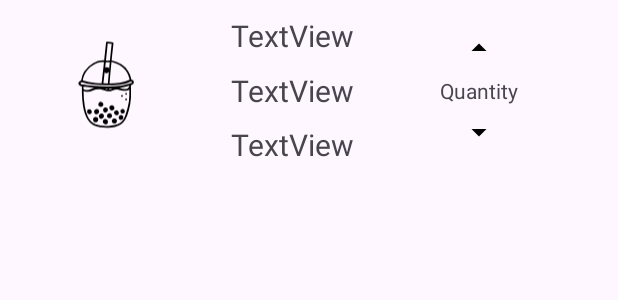
After one commit to Kirisu3/MeowTea, an Android app: the layout milkteaitem.xml on its own in the app's theme, with its tools: preview values and no code run, on a phone screen of 412 x 824 dp. The commit adds this screen. Shown: the top 300 px of the screen. Run offline under Robolectric (Android 15) with nearby library versions, the phone set to English and light mode, and no system bars.

Commit message:
RecyclerView

```diff
--- /dev/null
+++ b/app/src/main/java/com/example/meowtea/ProductData.kt
@@ -0,0 +1,5 @@
+package com.example.meowtea
+data class ProductData(var img : Int,
+                       var name: String,
+                       var description: String,
+                       var price: String)
--- /dev/null
+++ b/app/src/main/res/drawable/arrow_down.xml
@@ -0,0 +1,5 @@
+<vector android:height="24dp" android:tint="#000000"
+    android:viewportHeight="24" android:viewportWidth="24"
+    android:width="24dp" xmlns:android="http://schemas.android.com/apk/res/android">
+    <path android:fillColor="@android:color/white" android:pathData="M7,10l5,5 5,-5z"/>
+</vector>
--- /dev/null
+++ b/app/src/main/res/drawable/arrow_up.xml
@@ -0,0 +1,5 @@
+<vector android:height="24dp" android:tint="#000000"
+    android:viewportHeight="24" android:viewportWidth="24"
+    android:width="24dp" xmlns:android="http://schemas.android.com/apk/res/android">
+    <path android:fillColor="@android:color/white" android:pathData="M7,14l5,-5 5,5z"/>
+</vector>
--- /dev/null
+++ b/app/src/main/res/layout/milkteaitem.xml
@@ -0,0 +1,94 @@
+<?xml version="1.0" encoding="utf-8"?>
+<androidx.constraintlayout.widget.ConstraintLayout xmlns:android="http://schemas.android.com/apk/res/android"
+    xmlns:app="http://schemas.android.com/apk/res-auto"
+    xmlns:tools="http://schemas.android.com/tools"
+    android:layout_width="match_parent"
+    android:layout_height="wrap_content"
+    android:layout_marginStart="10dp"
+    android:layout_marginEnd="10dp"
+    android:layout_marginTop="10dp"
+    >
+
+
+    <ImageView
+        android:id="@+id/ivProduct"
+        android:layout_width="wrap_content"
+        android:layout_height="90dp"
+        app:layout_constraintBottom_toBottomOf="parent"
+        app:layout_constraintStart_toStartOf="parent"
+        app:layout_constraintTop_toTopOf="parent"
+        android:layout_marginStart="30dp"
+        android:layout_marginTop="10dp"
+        android:layout_marginEnd="10dp"
+        app:srcCompat="@drawable/noun_bubble_milk_tea_2216050" />
+
+    <TextView
+        android:id="@+id/tvNameofMilkTea"
+        android:layout_width="wrap_content"
+        android:layout_height="wrap_content"
+        android:text="TextView"
+        app:layout_constraintTop_toTopOf="parent"
+        app:layout_constraintStart_toEndOf="@+id/ivProduct"
+        android:layout_marginStart="50dp"
+        android:textSize="20sp"
+         />
+
+    <TextView
+        android:id="@+id/tvDescription"
+        android:layout_width="wrap_content"
+        android:layout_height="wrap_content"
+        android:text="TextView"
+        app:layout_constraintBottom_toTopOf="@+id/tvPrice"
+        app:layout_constraintTop_toBottomOf="@+id/tvNameofMilkTea"
+        app:layout_constraintStart_toEndOf="@+id/ivProduct"
+        android:layout_marginStart="50dp"
+        android:textSize="20sp"
+        />
+
+
+    <TextView
+        android:id="@+id/tvPrice"
+        android:layout_width="wrap_content"
+        android:layout_height="wrap_content"
+        android:text="TextView"
+        app:layout_constraintBottom_toBottomOf="parent"
+        app:layout_constraintStart_toEndOf="@+id/ivProduct"
+        android:layout_marginStart="50dp"
+        android:textSize="20sp"
+        />
+
+    <ImageView
+        android:id="@+id/imageView5"
+        android:layout_width="wrap_content"
+        android:layout_height="wrap_content"
+        app:layout_constraintTop_toTopOf="parent"
+        app:layout_constraintEnd_toEndOf="parent"
+        app:layout_constraintStart_toEndOf="@+id/tvPrice"
+        app:srcCompat="@drawable/arrow_up"
+        android:layout_marginTop="10dp"
+        />
+
+    <ImageView
+        android:id="@+id/imageView4"
+        android:layout_width="wrap_content"
+        android:layout_height="wrap_content"
+        app:layout_constraintBottom_toBottomOf="parent"
+        app:layout_constraintEnd_toEndOf="parent"
+        app:layout_constraintStart_toEndOf="@+id/tvPrice"
+        app:srcCompat="@drawable/arrow_down"
+        android:layout_marginBottom="10dp"
+        />
+
+    <TextView
+        android:id="@+id/tvQuantity"
+        android:layout_width="wrap_content"
+        android:layout_height="wrap_content"
+        android:text="Quantity"
+        app:layout_constraintBottom_toTopOf="@+id/imageView4"
+        app:layout_constraintEnd_toEndOf="parent"
+        app:layout_constraintStart_toEndOf="@+id/tvDescription"
+        app:layout_constraintTop_toBottomOf="@+id/imageView5"
+         />
+
+
+</androidx.constraintlayout.widget.ConstraintLayout>
```
Also changed, not shown: app/src/main/java/com/example/meowtea/MyAdapter.kt (added, +36 -0 lines), app/src/main/java/com/example/meowtea/StoreFragment.kt (+71 -41 lines).
